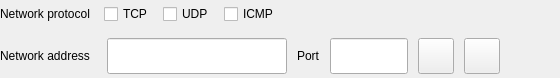
First picture: the form in src/pages/container/security-configuration/network-access-item.ui, repository openeuler-mirror/ks-scmc-gui, before the edit.
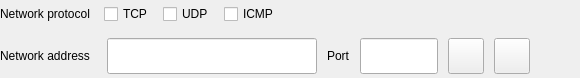
Second picture: the form after the edit.

Commit message:
fix(*):improve config table qss and network-access-item ip translate,update info when user clicked tabbar in container info
- 完善配置表格样式和网络访问协议ip翻译,当点击容器信息的tabbar时，更新页面数据

Patch:
```diff
--- a/src/pages/container/security-configuration/network-access-item.ui
+++ b/src/pages/container/security-configuration/network-access-item.ui
@@ -6,7 +6,7 @@
    <rect>
     <x>0</x>
     <y>0</y>
-    <width>560</width>
+    <width>580</width>
     <height>78</height>
    </rect>
   </property>
@@ -106,13 +106,13 @@
       <widget class="QLineEdit" name="lineEdit_address">
        <property name="minimumSize">
         <size>
-         <width>180</width>
+         <width>210</width>
          <height>36</height>
         </size>
        </property>
        <property name="maximumSize">
         <size>
-         <width>180</width>
+         <width>210</width>
          <height>36</height>
         </size>
        </property>
```
The commit also changes 21 other files.
